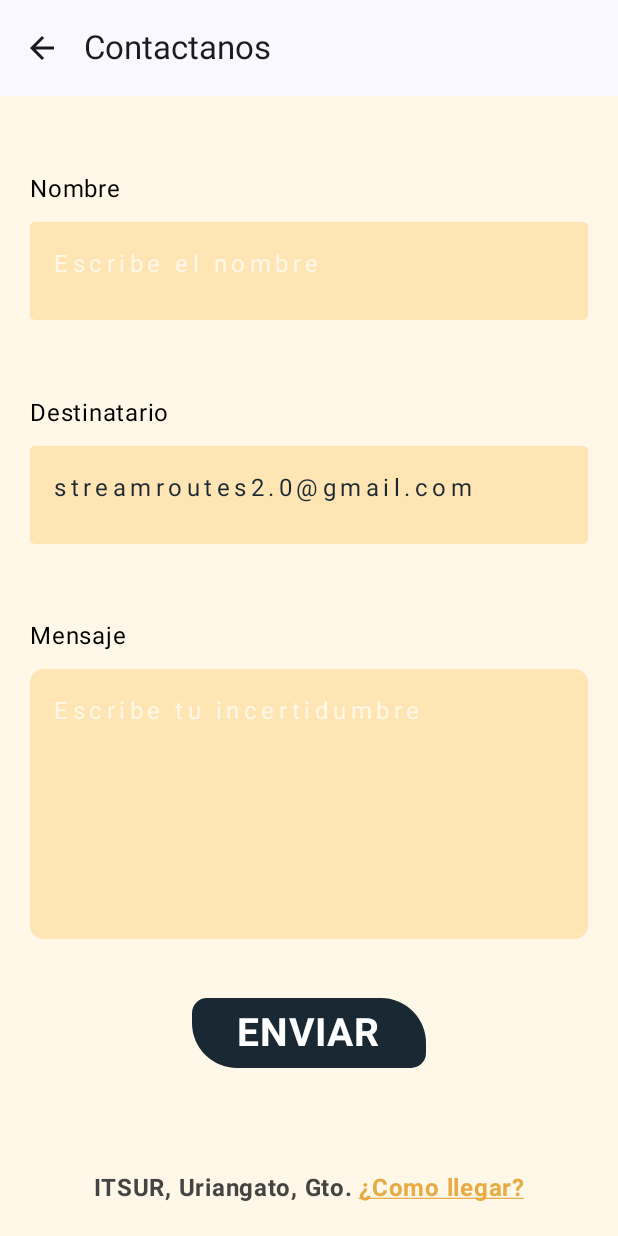
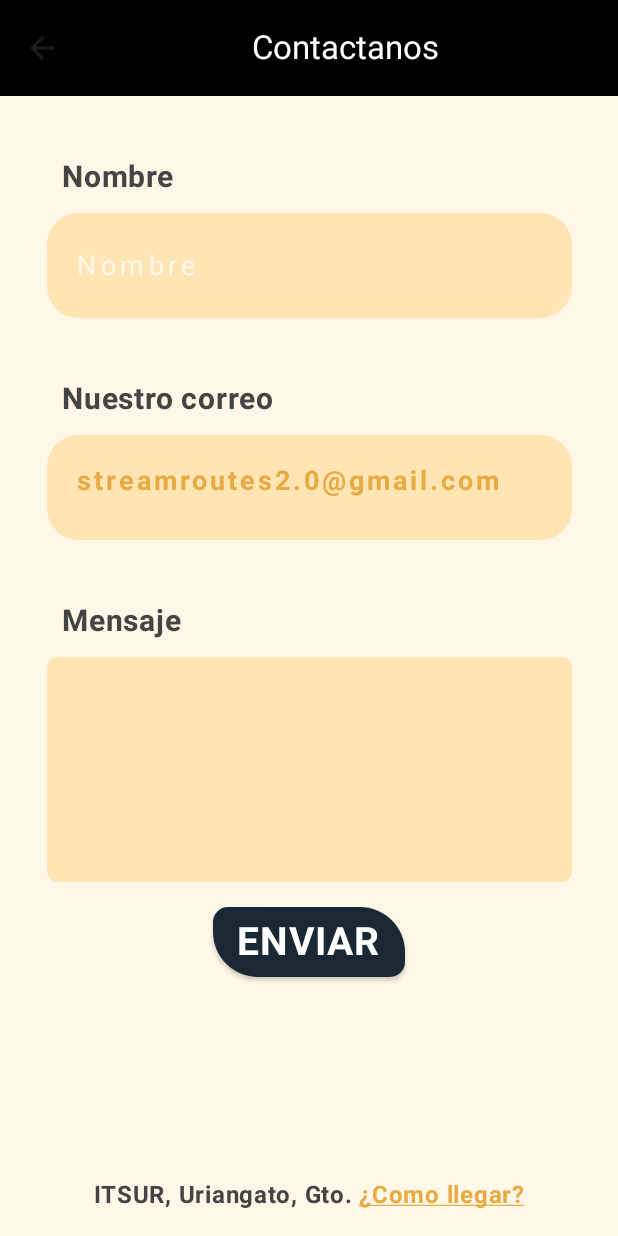
Before and after one commit to CristianATZ/StreamRoutesApp, an Android app built with Jetpack Compose: the HelpContactScreen screen opened through its navigation route, on a phone screen of 412 x 824 dp. Run offline under Robolectric (Android 15) with nearby library versions, the phone set to English and light mode, and no system bars.

Commit message:
CristianToZa - 20/07/2023 - 11:25am

```diff
--- a/app/src/main/java/net/streamroutes/sreamroutesapp/Screens/HelpScreens/HelpContactScreen.kt
+++ b/app/src/main/java/net/streamroutes/sreamroutesapp/Screens/HelpScreens/HelpContactScreen.kt
@@ -7,13 +7,19 @@ import androidx.compose.foundation.layout.Box
 import androidx.compose.foundation.layout.Column
 import androidx.compose.foundation.layout.PaddingValues
 import androidx.compose.foundation.layout.Row
+import androidx.compose.foundation.layout.Spacer
 import androidx.compose.foundation.layout.fillMaxSize
 import androidx.compose.foundation.layout.fillMaxWidth
 import androidx.compose.foundation.layout.height
 import androidx.compose.foundation.layout.padding
+import androidx.compose.foundation.layout.size
+import androidx.compose.foundation.layout.wrapContentSize
 import androidx.compose.foundation.shape.RoundedCornerShape
 import androidx.compose.foundation.text.BasicTextField
 import androidx.compose.foundation.text.KeyboardOptions
+import androidx.compose.material.Button
+import androidx.compose.material.ButtonDefaults
+import androidx.compose.material.LocalTextStyle
 import androidx.compose.material.icons.Icons
 import androidx.compose.material.icons.filled.ArrowBack
 import androidx.compose.material3.ExperimentalMaterial3Api
@@ -21,7 +27,9 @@ import androidx.compose.material3.Icon
 import androidx.compose.material3.IconButton
 import androidx.compose.material3.Text
 import androidx.compose.material3.TopAppBar
+import androidx.compose.material3.TopAppBarDefaults
 import androidx.compose.runtime.Composable
+import androidx.compose.runtime.MutableState
 import androidx.compose.runtime.getValue
 import androidx.compose.runtime.mutableStateOf
 import androidx.compose.runtime.remember
@@ -45,187 +53,112 @@ import androidx.compose.ui.tooling.preview.Preview
 import androidx.compose.ui.unit.dp
 import androidx.compose.ui.unit.sp
 import androidx.navigation.NavController
+import net.streamroutes.sreamroutesapp.Colores.color_fondo_claro
+import net.streamroutes.sreamroutesapp.Colores.color_fondo_topappbar_alterno
+import net.streamroutes.sreamroutesapp.Colores.color_letra_topappbar
+import net.streamroutes.sreamroutesapp.Navigation.AppScreens
 import net.streamroutes.sreamroutesapp.R
 
 @OptIn(ExperimentalMaterial3Api::class)
 @Composable
 fun HelpContactScreen(navController: NavController){
+    var nombre by remember { mutableStateOf(TextFieldValue()) }
+    var mensaje by remember { mutableStateOf(TextFieldValue()) }
+    var mail by remember { mutableStateOf(TextFieldValue("streamroutes2.0@gmail.com")) }
+
     Column(
         modifier = Modifier
             .fillMaxSize()
+            .background(color_fondo_claro)
     ) {
+        // top app bar
         TopAppBar(
-            title = { Text(stringResource(id = R.string.tittle_contact_screen)) },
+            title = {
+                Text(text = "Contactanos",
+                    modifier = Modifier
+                        .fillMaxWidth(),
+                    textAlign = TextAlign.Center
+                )
+            },
             navigationIcon = {
-                IconButton(onClick = { navController.popBackStack() }) {
+                IconButton(onClick = { navController.navigate(AppScreens.HelpScreen.route) }) {
                     Icon(
                         Icons.Filled.ArrowBack,
-                        contentDescription = "Regresara al menu de ayuda"
+                        contentDescription = "Te enviara al menu de opciones"
                     )
                 }
-            }
+            },
+            colors = TopAppBarDefaults
+                .smallTopAppBarColors(
+                    containerColor = color_fondo_topappbar_alterno,
+                    titleContentColor = color_letra_topappbar
+                )
         )
 
         Column(
             modifier = Modifier
-                .fillMaxSize()
+                .fillMaxSize(),
+            horizontalAlignment = Alignment.CenterHorizontally
         ) {
+            Spacer(modifier = Modifier.size(30.dp))
+
             // nombre
-            Column(modifier = Modifier
-                .fillMaxWidth()
-                .weight(0.4f)
-                .padding(10.dp),
-                verticalArrangement = Arrangement.Bottom
-            ) {
-                Text(
-                    text = stringResource(id = R.string.contact_head_name),
-                    modifier = Modifier
-                        .padding(10.dp,0.dp)
-                        .fillMaxWidth()
-                )
-                // textfield name
-                var name by remember { mutableStateOf(TextFieldValue("")) }
-                BasicTextField(
-                    value = name,
-                    onValueChange = {name = it},
-                    singleLine = true,
-                    modifier = Modifier
-                        .height(85.dp)
-                        .fillMaxWidth()
-                        .padding(10.dp),
-                    keyboardOptions = KeyboardOptions(
-                        imeAction = ImeAction.Next
-                    ),
-                    decorationBox = { innerTextField ->
-                        Row(
-                            Modifier
-                                .background(Color(0xFFFFE5B4), RoundedCornerShape(percent = 5))
-                                .padding(16.dp)
-                                .fillMaxWidth(0.8f)
-                        ){
-                            if (name.text.isEmpty()){
-                                Text(
-                                    text = stringResource(id = R.string.contact_body_name),
-                                    color = Color(0xFFFFF7E7),
-                                    letterSpacing = 3.sp
-                                )
-                            }
-                            innerTextField()
-                        }
-                    }
-                )
-            }
+            TextWTittle(
+                tittle = "Nombre",
+                placeholder = "Nombre",
+                readOnly = false,
+                size = 70,
+                variable = nombre,
+                onVariableChange = { newValue -> nombre = newValue }
+            )
+
+            Spacer(modifier = Modifier.size(30.dp))
 
             // destinatario
-            Column(modifier = Modifier
-                .fillMaxWidth()
-                .weight(0.4f)
-                .padding(10.dp),
-                verticalArrangement = Arrangement.Center
-            ) {
-                Text(
-                    text = stringResource(id = R.string.contact_head_mail),
-                    modifier = Modifier
-                        .padding(10.dp,0.dp)
-                )
-                // textfield destinatario
-                val mail = "streamroutes2.0@gmail.com"
-                BasicTextField(
-                    value = mail,
-                    onValueChange = { },
-                    singleLine = true,
-                    readOnly = true,
-                    modifier = Modifier
-                        .height(85.dp)
-                        .fillMaxWidth()
-                        .padding(10.dp),
-                    keyboardOptions = KeyboardOptions(
-                        imeAction = ImeAction.Next
-                    ),
-                    decorationBox = {
-                        Row(
-                            Modifier
-                                .background(Color(0xFFFFE5B4), RoundedCornerShape(percent = 5))
-                                .padding(16.dp)
-                                .fillMaxWidth(0.8f)
-                        ){
-                            Text(
-                                text = "streamroutes2.0@gmail.com",
-                                color = Color(0xFF192833),
-                                letterSpacing = 3.sp
-                            )
-                        }
-                    }
-                )
-            }
+            TextWTittle(
+                tittle = "Nuestro correo",
+                placeholder = "",
+                readOnly = true,
+                size = 70,
+                variable = mail,
+                onVariableChange = { newValue -> mail = newValue }
+            )
+
+            Spacer(modifier = Modifier.size(30.dp))
 
             // mensaje
-            Column(modifier = Modifier
-                .fillMaxWidth()
-                .weight(0.6f)
-                .padding(10.dp)
-            ) {
-                Text(
-                    text = stringResource(id = R.string.contact_head_message),
-                    modifier = Modifier
-                        .padding(10.dp,0.dp)
-                )
-                // textfield mensaje
-                var message by remember { mutableStateOf(TextFieldValue("")) }
-                BasicTextField(
-                    value = message,
-                    onValueChange = {message = it},
-                    singleLine = false,
-                    modifier = Modifier
-                        .height(200.dp)
-                        .fillMaxWidth()
-                        .padding(10.dp),
-                    keyboardOptions = KeyboardOptions(
-                        imeAction = ImeAction.Done
-                    ),
-                    decorationBox = { innerTextField ->
-                        Row(
-                            Modifier
-                                .background(Color(0xFFFFE5B4), RoundedCornerShape(percent = 5))
-                                .padding(16.dp)
-                                .fillMaxWidth(0.8f)
-                        ){
-                            if (message.text.isEmpty()){
-                                Text(
-                                    text = stringResource(id = R.string.contact_body_message),
-                                    color = Color(0xFFFFF7E7),
-                                    letterSpacing = 3.sp
-                                )
-                            }
-                            innerTextField()
-                        }
-                    }
-                )
-            }
+            TextWTittle(
+                tittle = "Mensaje",
+                placeholder = "",
+                readOnly = false,
+                singleLine = false,
+                size = 150,
+                variable = mensaje,
+                onVariableChange = { newValue -> mensaje = newValue },
+                roundedCornerShape = RoundedCornerShape(percent = 5)
+            )
+
 
             //boton
-            Column(modifier = Modifier
-                .fillMaxWidth()
-                .weight(0.4f)
-                .padding(10.dp),
-                verticalArrangement = Arrangement.Center,
+            Column(
+                modifier = Modifier
+                    .fillMaxSize(),
                 horizontalAlignment = Alignment.CenterHorizontally
             ) {
-                // button login
-                val gradientColors = listOf(Color(0xFF192833),Color(0xFF192833))
+                // button enviar
                 val roundCornerShape = RoundedCornerShape(topEnd = 30.dp, bottomStart = 30.dp, topStart = 10.dp, bottomEnd = 10.dp)
-                Box(
+                Button(
+                    onClick = {
+
+                    },
+                    colors = ButtonDefaults.buttonColors(
+                        backgroundColor = Color(0xFF192833), // Cambiamos el color de fondo del botón aquí
+                        contentColor = Color.White
+                    ),
+                    shape = roundCornerShape,
                     modifier = Modifier
-                        .background(
-                            brush = Brush.horizontalGradient(colors = gradientColors),
-                            shape = roundCornerShape
-                        )
-                        .clip(roundCornerShape)
-                        .padding(PaddingValues(horizontal = 30.dp, vertical = 8.dp))
-                        .clickable {
-                            //navController.navigate(route = AppScreens.MainScreen.route)
-                        },
-                    contentAlignment = Alignment.Center
+                        .wrapContentSize()
+                        .padding(16.dp)
                 ) {
                     Text(
                         text = "ENVIAR",
@@ -237,10 +170,8 @@ fun HelpContactScreen(navController: NavController){
 
                 // ubicacion
                 Row(modifier = Modifier
-                    .fillMaxWidth()
-                    .weight(0.2f)
-                    .padding(10.dp),
-                    horizontalArrangement = Arrangement.Center,
+                    .fillMaxSize()
+                    .padding(vertical = 15.dp),
                     verticalAlignment = Alignment.Bottom
                 ) {
                     // text ubicacion
@@ -263,7 +194,7 @@ fun HelpContactScreen(navController: NavController){
                         },
                         modifier = Modifier
                             .fillMaxWidth()
-                            .clickable {  },
+                            .clickable { },
                         textAlign = TextAlign.Center
                     )
                 }
@@ -272,6 +203,87 @@ fun HelpContactScreen(navController: NavController){
     }
 }
 
+@Composable
+private fun TextWTittle(
+    tittle: String,
+    placeholder: String,
+    readOnly: Boolean,
+    singleLine: Boolean = true,
+    size: Int,
+    variable: TextFieldValue,
+    onVariableChange: (TextFieldValue) -> Unit,
+    roundedCornerShape: RoundedCornerShape = RoundedCornerShape(percent = 30)
+) {
+    // nombre
+    Row (
+        modifier = Modifier
+            .fillMaxWidth(0.8f)
+            .size(48.dp),
+        verticalAlignment = Alignment.CenterVertically
+    ){
+        // forgot
+        Text(
+            text = tittle,
+            modifier = Modifier
+                .fillMaxWidth(),
+            color = Color.DarkGray,
+            fontFamily = FontFamily.SansSerif,
+            fontWeight = FontWeight.Bold,
+            fontSize = 20.sp
+        )
+    }
+
+    Box(
+        modifier = Modifier
+            .fillMaxWidth(0.85f)
+            .background(
+                Color(0xFFFFE5B4),
+                roundedCornerShape
+            )
+    ){
+        BasicTextField(
+            value = variable,
+            onValueChange = onVariableChange,
+            singleLine = singleLine,
+            readOnly = readOnly,
+            modifier = Modifier
+                .height(size.dp)
+                .fillMaxWidth()
+                .padding(4.dp),
+            keyboardOptions = KeyboardOptions(
+                imeAction = ImeAction.Done
+            ),
+            textStyle = LocalTextStyle.current.copy(
+                fontSize = 18.sp,
+                color = Color(0xFFE8AA42),
+                textAlign = TextAlign.Left,
+                fontWeight = FontWeight.Bold,
+                letterSpacing = 2.sp
+            ),
+            decorationBox = { innerTextField ->
+                Row(
+                    Modifier
+                        .background(Color(0xFFFFE5B4), RoundedCornerShape(percent = 30))
+                        .padding(16.dp)
+                        .fillMaxWidth(0.8f)
+                ){
+                    if (variable.text.isEmpty()){
+                        Text(
+                            text = placeholder,
+                            fontSize = 18.sp,
+                            color = Color(0xFFFFF7E7),
+                            letterSpacing = 3.sp,
+                            modifier = Modifier
+                                .align(Alignment.CenterVertically)
+
+                        )
+                    }
+                    innerTextField()
+                }
+            }
+        )
+    }
+}
 @OptIn(ExperimentalMaterial3Api::class)
 @Preview(showBackground = true)
 @Composable
--- a/app/src/main/java/net/streamroutes/sreamroutesapp/Screens/Start/LoginScreen.kt
+++ b/app/src/main/java/net/streamroutes/sreamroutesapp/Screens/Start/LoginScreen.kt
@@ -149,13 +149,14 @@ fun Login(navController: NavController  ){
             modifier = Modifier
                 .fillMaxWidth(0.8f)
                 .size(48.dp),
-            horizontalArrangement = Arrangement.Start
-        ){
+            verticalAlignment = Alignment.CenterVertically
+        ) {
             // forgot
             Text(
                 text = stringResource(id = R.string.password_tittle_text),
                 modifier = Modifier
-                    .fillMaxWidth(),
+                    .fillMaxWidth()
+                    .wrapContentWidth(Alignment.Start),
                 color = Color.DarkGray,
                 fontFamily = FontFamily.SansSerif,
                 fontWeight = FontWeight.Bold,
```
